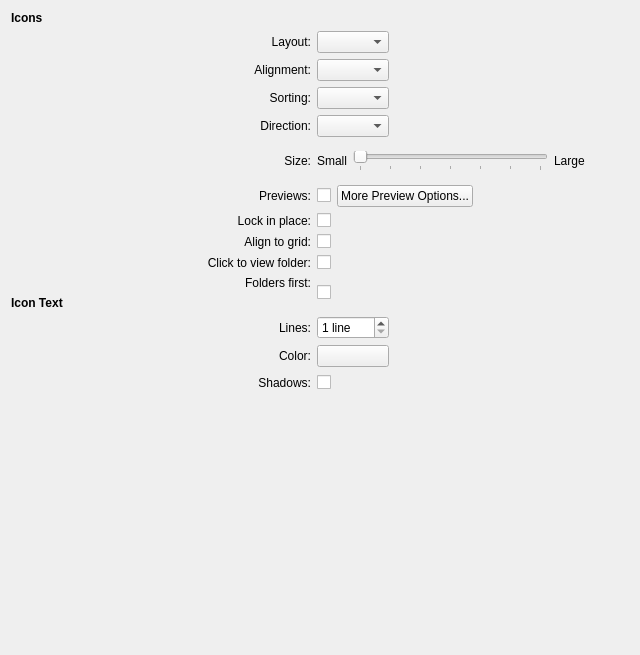
The window that plasma/applets/folderview/folderviewDisplayConfig.ui (KDE/kde-baseapps) describes before a commit, drawn with Qt 5.
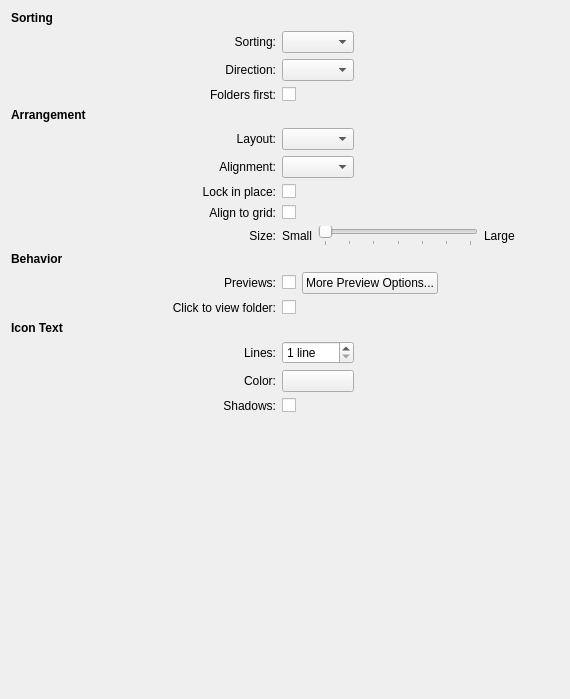
The same window after the commit. Custom widgets are drawn as their Qt base class.

Commit message: an attempt at categorizing the settings

```diff
--- a/plasma/applets/folderview/folderviewDisplayConfig.ui
+++ b/plasma/applets/folderview/folderviewDisplayConfig.ui
@@ -6,15 +6,34 @@
    <rect>
     <x>0</x>
     <y>0</y>
-    <width>640</width>
-    <height>655</height>
+    <width>570</width>
+    <height>699</height>
    </rect>
   </property>
   <layout class="QGridLayout" name="gridLayout">
-   <item row="13" column="1">
-    <widget class="QLabel" name="colorButtonLabel">
+   <item row="0" column="0">
+    <widget class="QLabel" name="iconsTitle">
+     <property name="sizePolicy">
+      <sizepolicy hsizetype="Expanding" vsizetype="Preferred">
+       <horstretch>0</horstretch>
+       <verstretch>0</verstretch>
+      </sizepolicy>
+     </property>
+     <property name="font">
+      <font>
+       <weight>75</weight>
+       <bold>true</bold>
+      </font>
+     </property>
      <property name="text">
-      <string>Color:</string>
+      <string>Sorting</string>
+     </property>
+    </widget>
+   </item>
+   <item row="1" column="1">
+    <widget class="QLabel" name="sortLabel">
+     <property name="text">
+      <string>Sorting:</string>
      </property>
      <property name="alignment">
       <set>Qt::AlignRight|Qt::AlignTrailing|Qt::AlignVCenter</set>
@@ -24,43 +43,93 @@
      </property>
     </widget>
    </item>
-   <item row="6" column="1">
-    <widget class="QLabel" name="previewsAdvancedLabel">
-     <property name="text">
-      <string>Previews:</string>
-     </property>
-     <property name="alignment">
-      <set>Qt::AlignRight|Qt::AlignTrailing|Qt::AlignVCenter</set>
-     </property>
-    </widget>
-   </item>
-   <item row="15" column="4">
-    <spacer name="verticalSpacer_2">
-     <property name="orientation">
-      <enum>Qt::Vertical</enum>
-     </property>
-     <property name="sizeHint" stdset="0">
-      <size>
-       <width>44</width>
-       <height>216</height>
-      </size>
-     </property>
-    </spacer>
-   </item>
    <item row="1" column="2">
-    <widget class="QComboBox" name="layoutCombo"/>
-   </item>
-   <item row="8" column="1">
-    <widget class="QLabel" name="alignToGridLabel">
-     <property name="text">
-      <string>Align to grid:</string>
-     </property>
-     <property name="alignment">
-      <set>Qt::AlignRight|Qt::AlignTrailing|Qt::AlignVCenter</set>
+    <widget class="KComboBox" name="sortCombo">
+     <property name="whatsThis">
+      <string>Use this control to choose the criteria by which the icons will be sorted in the view.</string>
      </property>
     </widget>
    </item>
+   <item row="1" column="3">
+    <spacer name="horizontalSpacer_5">
+     <property name="orientation">
+      <enum>Qt::Horizontal</enum>
+     </property>
+     <property name="sizeHint" stdset="0">
+      <size>
+       <width>38</width>
+       <height>18</height>
+      </size>
+     </property>
+    </spacer>
+   </item>
    <item row="2" column="1">
+    <widget class="QLabel" name="directionLabel">
+     <property name="text">
+      <string>Direction:</string>
+     </property>
+     <property name="alignment">
+      <set>Qt::AlignRight|Qt::AlignTrailing|Qt::AlignVCenter</set>
+     </property>
+     <property name="buddy">
+      <cstring>directionCombo</cstring>
+     </property>
+    </widget>
+   </item>
+   <item row="2" column="2">
+    <widget class="KComboBox" name="directionCombo">
+     <property name="whatsThis">
+      <string>Use this control to choose the criteria by which the icons will be sorted in the view.</string>
+     </property>
+    </widget>
+   </item>
+   <item row="3" column="1">
+    <widget class="QLabel" name="foldersFirstLabel">
+     <property name="text">
+      <string>Folders first:</string>
+     </property>
+     <property name="alignment">
+      <set>Qt::AlignRight|Qt::AlignTrailing|Qt::AlignVCenter</set>
+     </property>
+    </widget>
+   </item>
+   <item row="3" column="2">
+    <widget class="QCheckBox" name="foldersFirst">
+     <property name="whatsThis">
+      <string>Check this option if you want folder previews to appear only when clicked. When this option is turned off, folder previews will appear automatically when the mouse hovers over a folder.</string>
+     </property>
+     <property name="text">
+      <string/>
+     </property>
+    </widget>
+   </item>
+   <item row="4" column="0">
+    <widget class="QLabel" name="label">
+     <property name="font">
+      <font>
+       <weight>75</weight>
+       <bold>true</bold>
+      </font>
+     </property>
+     <property name="text">
+      <string>Arrangement</string>
+     </property>
+    </widget>
+   </item>
+   <item row="5" column="1">
+    <widget class="QLabel" name="layoutLabel">
+     <property name="text">
+      <string>Layout:</string>
+     </property>
+     <property name="alignment">
+      <set>Qt::AlignRight|Qt::AlignTrailing|Qt::AlignVCenter</set>
+     </property>
+    </widget>
+   </item>
+   <item row="5" column="2">
+    <widget class="QComboBox" name="layoutCombo"/>
+   </item>
+   <item row="6" column="1">
     <widget class="QLabel" name="alignmentLabel">
      <property name="text">
       <string>Alignment:</string>
@@ -70,90 +139,8 @@
      </property>
     </widget>
    </item>
-   <item row="10" column="2" rowspan="2">
-    <widget class="QCheckBox" name="foldersFirst">
-     <property name="whatsThis">
-      <string>Check this option if you want folder previews to appear only when clicked. When this option is turned off, folder previews will appear automatically when the mouse hovers over a folder.</string>
-     </property>
-     <property name="text">
-      <string/>
-     </property>
-    </widget>
-   </item>
-   <item row="11" column="0">
-    <widget class="QLabel" name="iconTextTitle">
-     <property name="sizePolicy">
-      <sizepolicy hsizetype="Expanding" vsizetype="Preferred">
-       <horstretch>0</horstretch>
-       <verstretch>0</verstretch>
-      </sizepolicy>
-     </property>
-     <property name="font">
-      <font>
-       <weight>75</weight>
-       <bold>true</bold>
-      </font>
-     </property>
-     <property name="text">
-      <string>Icon Text</string>
-     </property>
-    </widget>
-   </item>
-   <item row="1" column="0" rowspan="5">
-    <spacer name="horizontalSpacer_3">
-     <property name="orientation">
-      <enum>Qt::Horizontal</enum>
-     </property>
-     <property name="sizeType">
-      <enum>QSizePolicy::Fixed</enum>
-     </property>
-     <property name="sizeHint" stdset="0">
-      <size>
-       <width>12</width>
-       <height>148</height>
-      </size>
-     </property>
-    </spacer>
-   </item>
-   <item row="3" column="1">
-    <widget class="QLabel" name="sortLabel">
-     <property name="text">
-      <string>Sorting:</string>
-     </property>
-     <property name="alignment">
-      <set>Qt::AlignRight|Qt::AlignTrailing|Qt::AlignVCenter</set>
-     </property>
-     <property name="buddy">
-      <cstring>sortCombo</cstring>
-     </property>
-    </widget>
-   </item>
-   <item row="14" column="1">
-    <widget class="QLabel" name="drawShadowsLabel">
-     <property name="text">
-      <string>Shadows:</string>
-     </property>
-     <property name="alignment">
-      <set>Qt::AlignRight|Qt::AlignTrailing|Qt::AlignVCenter</set>
-     </property>
-     <property name="buddy">
-      <cstring>numLinesEdit</cstring>
-     </property>
-    </widget>
-   </item>
-   <item row="14" column="2">
-    <widget class="QCheckBox" name="drawShadows">
-     <property name="whatsThis">
-      <string>&lt;html&gt;&lt;body&gt;&lt;p&gt;Check this option if you want the text labels to cast a shadow on the background.&lt;/p&gt;
-&lt;p&gt;&lt;/p&gt;
-&lt;p&gt;Shadows help make the text easier to read by making it stand out more from the background.&lt;/p&gt;
-&lt;p&gt;&lt;/p&gt;
-&lt;p&gt;&lt;i&gt;Note that with dark text colors, this option will cause the text to glow with a bright halo, instead of casting a shadow.&lt;/i&gt;&lt;/p&gt;&lt;/body&gt;&lt;/html&gt;</string>
-     </property>
-     <property name="text">
-      <string/>
-     </property>
-    </widget>
+   <item row="6" column="2">
+    <widget class="QComboBox" name="alignmentCombo"/>
    </item>
    <item row="7" column="1">
     <widget class="QLabel" name="lockInPlaceLabel">
@@ -165,7 +152,120 @@
      </property>
     </widget>
    </item>
-   <item row="6" column="2" colspan="2">
+   <item row="7" column="2">
+    <widget class="QCheckBox" name="lockInPlace">
+     <property name="whatsThis">
+      <string>Check this option if you do not want the icons to be moveable in the view.
+
+This option is useful if you want to avoid accidentally moving the icons while interacting with them.</string>
+     </property>
+     <property name="text">
+      <string/>
+     </property>
+    </widget>
+   </item>
+   <item row="8" column="1">
+    <widget class="QLabel" name="alignToGridLabel">
+     <property name="text">
+      <string>Align to grid:</string>
+     </property>
+     <property name="alignment">
+      <set>Qt::AlignRight|Qt::AlignTrailing|Qt::AlignVCenter</set>
+     </property>
+    </widget>
+   </item>
+   <item row="8" column="2">
+    <widget class="QCheckBox" name="alignToGrid">
+     <property name="whatsThis">
+      <string>Check this option if you want the icons to be arranged in a grid.
+
+When this option is checked, icons will automatically snap to the nearest grid cell when you move them around in the view.</string>
+     </property>
+     <property name="text">
+      <string/>
+     </property>
+    </widget>
+   </item>
+   <item row="9" column="1">
+    <widget class="QLabel" name="sizeSliderLabel">
+     <property name="text">
+      <string>Size:</string>
+     </property>
+     <property name="alignment">
+      <set>Qt::AlignRight|Qt::AlignTrailing|Qt::AlignVCenter</set>
+     </property>
+     <property name="buddy">
+      <cstring>sizeSlider</cstring>
+     </property>
+    </widget>
+   </item>
+   <item row="9" column="2" colspan="2">
+    <layout class="QHBoxLayout" name="horizontalLayout">
+     <item>
+      <widget class="QLabel" name="label_5">
+       <property name="text">
+        <string>Small</string>
+       </property>
+       <property name="alignment">
+        <set>Qt::AlignRight|Qt::AlignTrailing|Qt::AlignVCenter</set>
+       </property>
+      </widget>
+     </item>
+     <item>
+      <widget class="QSlider" name="sizeSlider">
+       <property name="whatsThis">
+        <string>Use this slider to increase or decrease the size of the icons in the view.</string>
+       </property>
+       <property name="maximum">
+        <number>6</number>
+       </property>
+       <property name="pageStep">
+        <number>1</number>
+       </property>
+       <property name="orientation">
+        <enum>Qt::Horizontal</enum>
+       </property>
+       <property name="tickPosition">
+        <enum>QSlider::TicksBelow</enum>
+       </property>
+       <property name="tickInterval">
+        <number>0</number>
+       </property>
+      </widget>
+     </item>
+     <item>
+      <widget class="QLabel" name="label_6">
+       <property name="text">
+        <string>Large</string>
+       </property>
+      </widget>
+     </item>
+    </layout>
+   </item>
+   <item row="10" column="0">
+    <widget class="QLabel" name="label_2">
+     <property name="font">
+      <font>
+       <weight>75</weight>
+       <bold>true</bold>
+      </font>
+     </property>
+     <property name="text">
+      <string>Behavior</string>
+     </property>
+    </widget>
+   </item>
+   <item row="11" column="1">
+    <widget class="QLabel" name="previewsAdvancedLabel">
+     <property name="text">
+      <string>Previews:</string>
+     </property>
+     <property name="alignment">
+      <set>Qt::AlignRight|Qt::AlignTrailing|Qt::AlignVCenter</set>
+     </property>
+    </widget>
+   </item>
+   <item row="11" column="2" colspan="2">
     <layout class="QHBoxLayout" name="horizontalLayout_2">
      <item>
       <widget class="QCheckBox" name="showPreviews">
@@ -203,6 +303,45 @@
     </layout>
    </item>
    <item row="12" column="1">
+    <widget class="QLabel" name="clickToViewLabel">
+     <property name="text">
+      <string>Click to view folder:</string>
+     </property>
+     <property name="alignment">
+      <set>Qt::AlignRight|Qt::AlignTrailing|Qt::AlignVCenter</set>
+     </property>
+    </widget>
+   </item>
+   <item row="12" column="2">
+    <widget class="QCheckBox" name="clickToView">
+     <property name="whatsThis">
+      <string>Check this option if you want folder previews to appear only when clicked. When this option is turned off, folder previews will appear automatically when the mouse hovers over a folder.</string>
+     </property>
+     <property name="text">
+      <string/>
+     </property>
+    </widget>
+   </item>
+   <item row="13" column="0">
+    <widget class="QLabel" name="iconTextTitle">
+     <property name="sizePolicy">
+      <sizepolicy hsizetype="Expanding" vsizetype="Preferred">
+       <horstretch>0</horstretch>
+       <verstretch>0</verstretch>
+      </sizepolicy>
+     </property>
+     <property name="font">
+      <font>
+       <weight>75</weight>
+       <bold>true</bold>
+      </font>
+     </property>
+     <property name="text">
+      <string>Icon Text</string>
+     </property>
+    </widget>
+   </item>
+   <item row="14" column="1">
     <widget class="QLabel" name="numLinesEditLabel">
      <property name="text">
       <string>Lines:</string>
@@ -215,7 +354,7 @@
      </property>
     </widget>
    </item>
-   <item row="12" column="2">
+   <item row="14" column="2">
     <widget class="KIntSpinBox" name="numLinesEdit">
      <property name="sizePolicy">
       <sizepolicy hsizetype="Preferred" vsizetype="Fixed">
@@ -240,10 +379,10 @@
      </property>
     </widget>
    </item>
-   <item row="5" column="1">
-    <widget class="QLabel" name="sizeSliderLabel">
+   <item row="15" column="1">
+    <widget class="QLabel" name="colorButtonLabel">
      <property name="text">
-      <string>Size:</string>
+      <string>Color:</string>
      </property>
      <property name="alignment">
       <set>Qt::AlignRight|Qt::AlignTrailing|Qt::AlignVCenter</set>
@@ -253,133 +392,7 @@
      </property>
     </widget>
    </item>
-   <item row="2" column="2">
-    <widget class="QComboBox" name="alignmentCombo"/>
-   </item>
-   <item row="7" column="2">
-    <widget class="QCheckBox" name="lockInPlace">
-     <property name="whatsThis">
-      <string>Check this option if you do not want the icons to be moveable in the view.
-
-This option is useful if you want to avoid accidentally moving the icons while interacting with them.</string>
-     </property>
-     <property name="text">
-      <string/>
-     </property>
-    </widget>
-   </item>
-   <item row="8" column="2">
-    <widget class="QCheckBox" name="alignToGrid">
-     <property name="whatsThis">
-      <string>Check this option if you want the icons to be arranged in a grid.
-
-When this option is checked, icons will automatically snap to the nearest grid cell when you move them around in the view.</string>
-     </property>
-     <property name="text">
-      <string/>
-     </property>
-    </widget>
-   </item>
-   <item row="1" column="3" rowspan="4">
-    <spacer name="horizontalSpacer_2">
-     <property name="orientation">
-      <enum>Qt::Horizontal</enum>
-     </property>
-     <property name="sizeHint" stdset="0">
-      <size>
-       <width>155</width>
-       <height>78</height>
-      </size>
-     </property>
-    </spacer>
-   </item>
-   <item row="0" column="0">
-    <widget class="QLabel" name="iconsTitle">
-     <property name="sizePolicy">
-      <sizepolicy hsizetype="Expanding" vsizetype="Preferred">
-       <horstretch>0</horstretch>
-       <verstretch>0</verstretch>
-      </sizepolicy>
-     </property>
-     <property name="font">
-      <font>
-       <weight>75</weight>
-       <bold>true</bold>
-      </font>
-     </property>
-     <property name="text">
-      <string>Icons</string>
-     </property>
-    </widget>
-   </item>
-   <item row="10" column="1">
-    <widget class="QLabel" name="foldersFirstLabel">
-     <property name="text">
-      <string>Folders first:</string>
-     </property>
-     <property name="alignment">
-      <set>Qt::AlignRight|Qt::AlignTrailing|Qt::AlignVCenter</set>
-     </property>
-    </widget>
-   </item>
-   <item row="9" column="2">
-    <widget class="QCheckBox" name="clickToView">
-     <property name="whatsThis">
-      <string>Check this option if you want folder previews to appear only when clicked. When this option is turned off, folder previews will appear automatically when the mouse hovers over a folder.</string>
-     </property>
-     <property name="text">
-      <string/>
-     </property>
-    </widget>
-   </item>
-   <item row="3" column="2">
-    <widget class="KComboBox" name="sortCombo">
-     <property name="whatsThis">
-      <string>Use this control to choose the criteria by which the icons will be sorted in the view.</string>
-     </property>
-    </widget>
-   </item>
-   <item row="4" column="2">
-    <widget class="KComboBox" name="directionCombo">
-     <property name="whatsThis">
-      <string>Use this control to choose the criteria by which the icons will be sorted in the view.</string>
-     </property>
-    </widget>
-   </item>
-   <item row="4" column="1">
-    <widget class="QLabel" name="directionLabel">
-     <property name="text">
-      <string>Direction:</string>
-     </property>
-     <property name="alignment">
-      <set>Qt::AlignRight|Qt::AlignTrailing|Qt::AlignVCenter</set>
-     </property>
-     <property name="buddy">
-      <cstring>directionCombo</cstring>
-     </property>
-    </widget>
-   </item>
-   <item row="1" column="1">
-    <widget class="QLabel" name="layoutLabel">
-     <property name="text">
-      <string>Layout:</string>
-     </property>
-     <property name="alignment">
-      <set>Qt::AlignRight|Qt::AlignTrailing|Qt::AlignVCenter</set>
-     </property>
-    </widget>
-   </item>
-   <item row="9" column="1">
-    <widget class="QLabel" name="clickToViewLabel">
-     <property name="text">
-      <string>Click to view folder:</string>
-     </property>
-     <property name="alignment">
-      <set>Qt::AlignRight|Qt::AlignTrailing|Qt::AlignVCenter</set>
-     </property>
-    </widget>
-   </item>
-   <item row="13" column="2">
+   <item row="15" column="2">
     <widget class="KColorButton" name="colorButton">
      <property name="whatsThis">
       <string>Click this button to choose the color which is used for the text labels in the view.</string>
@@ -389,65 +402,46 @@
      </property>
     </widget>
    </item>
-   <item row="14" column="0">
-    <spacer name="horizontalSpacer_4">
+   <item row="16" column="1">
+    <widget class="QLabel" name="drawShadowsLabel">
+     <property name="text">
+      <string>Shadows:</string>
+     </property>
+     <property name="alignment">
+      <set>Qt::AlignRight|Qt::AlignTrailing|Qt::AlignVCenter</set>
+     </property>
+     <property name="buddy">
+      <cstring>numLinesEdit</cstring>
+     </property>
+    </widget>
+   </item>
+   <item row="16" column="2">
+    <widget class="QCheckBox" name="drawShadows">
+     <property name="whatsThis">
+      <string>&lt;html&gt;&lt;body&gt;&lt;p&gt;Check this option if you want the text labels to cast a shadow on the background.&lt;/p&gt;
+&lt;p&gt;&lt;/p&gt;
+&lt;p&gt;Shadows help make the text easier to read by making it stand out more from the background.&lt;/p&gt;
+&lt;p&gt;&lt;/p&gt;
+&lt;p&gt;&lt;i&gt;Note that with dark text colors, this option will cause the text to glow with a bright halo, instead of casting a shadow.&lt;/i&gt;&lt;/p&gt;&lt;/body&gt;&lt;/html&gt;</string>
+     </property>
+     <property name="text">
+      <string/>
+     </property>
+    </widget>
+   </item>
+   <item row="17" column="4">
+    <spacer name="verticalSpacer_2">
      <property name="orientation">
-      <enum>Qt::Horizontal</enum>
-     </property>
-     <property name="sizeType">
-      <enum>QSizePolicy::Fixed</enum>
+      <enum>Qt::Vertical</enum>
      </property>
      <property name="sizeHint" stdset="0">
       <size>
-       <width>12</width>
-       <height>20</height>
+       <width>44</width>
+       <height>216</height>
       </size>
      </property>
     </spacer>
    </item>
-   <item row="5" column="2" colspan="2">
-    <layout class="QHBoxLayout" name="horizontalLayout">
-     <item>
-      <widget class="QLabel" name="label_5">
-       <property name="text">
-        <string>Small</string>
-       </property>
-       <property name="alignment">
-        <set>Qt::AlignRight|Qt::AlignTrailing|Qt::AlignVCenter</set>
-       </property>
-      </widget>
-     </item>
-     <item>
-      <widget class="QSlider" name="sizeSlider">
-       <property name="whatsThis">
-        <string>Use this slider to increase or decrease the size of the icons in the view.</string>
-       </property>
-       <property name="maximum">
-        <number>6</number>
-       </property>
-       <property name="pageStep">
-        <number>1</number>
-       </property>
-       <property name="orientation">
-        <enum>Qt::Horizontal</enum>
-       </property>
-       <property name="tickPosition">
-        <enum>QSlider::TicksBelow</enum>
-       </property>
-       <property name="tickInterval">
-        <number>0</number>
-       </property>
-      </widget>
-     </item>
-     <item>
-      <widget class="QLabel" name="label_6">
-       <property name="text">
-        <string>Large</string>
-       </property>
-      </widget>
-     </item>
-    </layout>
-   </item>
   </layout>
  </widget>
  <customwidgets>
```
Left out of the diff: 13 changed lines with no effect on the pictures.
